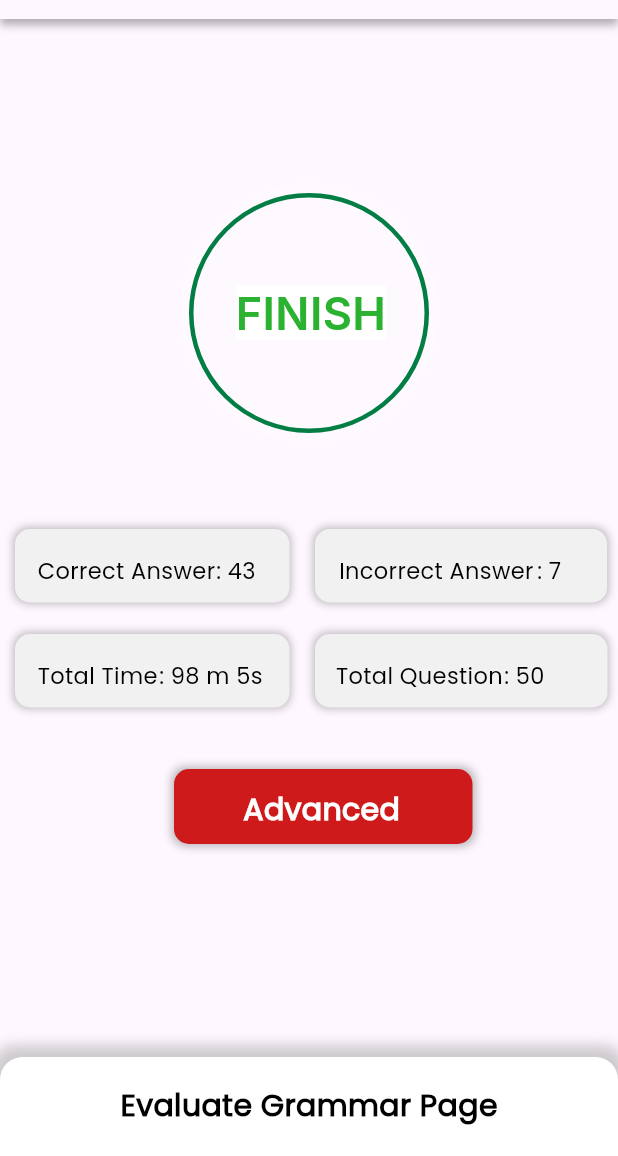
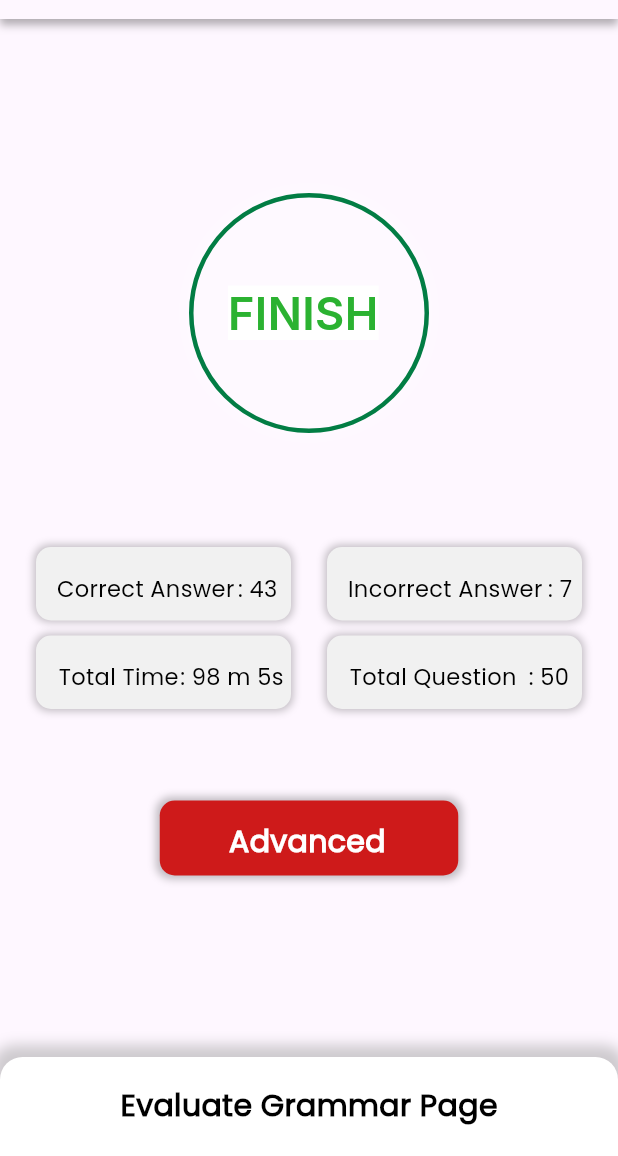
Before and after one commit to Tech-Warriors-of-Sumenep/test-toefl-mobile, a Flutter app: the FinishPage screen opened directly, on a phone screen of 412 x 824 dp, the part 80-1236 px from its top. Run offline on Flutter 3.47's test engine with Material 3 defaults, Android fonts, the phone set to English and light mode, and no system bars; our stand-ins replace audioplayers, hexcolor; Roboto replaces fonts that are missing (Inter).

Commit message:
update 06/05/2024

```diff
--- a/lib/pages/test_grammar/finish.dart
+++ b/lib/pages/test_grammar/finish.dart
@@ -51,11 +51,16 @@ class _FinishPageState extends State<FinishPage> {
       body: Stack(
         children: [
           // Konten halaman
-          Positioned(
-            left: 210,
-            top: 410,
-            child: Container(
-              width: 195,
+         Center(
+          child: Row(
+            children: [
+              Spacer(), // Menambahkan ruang kosong di sebelah kiri agar kotak-kotak di sebelah kanan berada lebih dekat dengan tengah
+              Column(
+                mainAxisAlignment: MainAxisAlignment.center,
+                children: [
+                  Container(
+                    margin: EdgeInsets.only(top: 120),
+                    width: 170,
                     height: 49,
                     child: Stack(
                       children: [
@@ -63,7 +68,7 @@ class _FinishPageState extends State<FinishPage> {
                           left: 0,
                           top: 0,
                           child: Container(
-                      width: 195,
+                            width: 170,
                             height: 49,
                             decoration: ShapeDecoration(
                               color: Color(0xFFF1F1F1),
@@ -85,9 +90,9 @@ class _FinishPageState extends State<FinishPage> {
                           left: 126,
                           top: 16,
                           child: SizedBox(
-                      width: 31.97,
+                            width: 35,
                             child: Text(
-                        ': 50',
+                              '  : 43',
                               style: TextStyle(
                                 color: Colors.black,
                                 fontSize: 15,
@@ -102,9 +107,9 @@ class _FinishPageState extends State<FinishPage> {
                           left: 13.85,
                           top: 16,
                           child: SizedBox(
-                      width: 118.28,
+                            width: 120,
                             child: Text(
-                        'Total Question',
+                              'Correct Answer',
                               style: TextStyle(
                                 color: Colors.black,
                                 fontSize: 15,
@@ -118,12 +123,10 @@ class _FinishPageState extends State<FinishPage> {
                       ],
                     ),
                   ),
-          ),
-          Positioned(
-            left: 10,
-            top: 410,
-            child: Container(
-              width: 183,
+
+                  SizedBox(height: 10),
+                  Container(
+                    width: 170,
                     height: 49,
                     child: Stack(
                       children: [
@@ -131,7 +134,7 @@ class _FinishPageState extends State<FinishPage> {
                           left: 0,
                           top: 0,
                           child: Container(
-                      width: 183,
+                            width: 170,
                             height: 49,
                             decoration: ShapeDecoration(
                               color: Color(0xFFF1F1F1),
@@ -186,12 +189,15 @@ class _FinishPageState extends State<FinishPage> {
                       ],
                     ),
                   ),
+                ],
               ),
-          Positioned(
-            left: 10,
-            top: 340,
-            child: Container(
-              width: 190.82,
+              Spacer(), // Menambahkan ruang kosong di sebelah kanan agar kotak-kotak di sebelah kiri berada lebih dekat dengan tengah
+            Column(
+                mainAxisAlignment: MainAxisAlignment.center,
+                children: [
+                  Container(
+                    margin: EdgeInsets.only(top: 120),
+                    width: 170,
                     height: 49,
                     child: Stack(
                       children: [
@@ -199,7 +205,7 @@ class _FinishPageState extends State<FinishPage> {
                           left: 0,
                           top: 0,
                           child: Container(
-                      width: 183,
+                            width: 170,
                             height: 49,
                             decoration: ShapeDecoration(
                               color: Color(0xFFF1F1F1),
@@ -218,12 +224,12 @@ class _FinishPageState extends State<FinishPage> {
                           ),
                         ),
                         Positioned(
-                    left: 134,
+                          left: 126,
                           top: 16,
                           child: SizedBox(
-                      width: 56.82,
+                            width:40,
                             child: Text(
-                        ': 43',
+                              '     : 7',
                               style: TextStyle(
                                 color: Colors.black,
                                 fontSize: 15,
@@ -235,12 +241,12 @@ class _FinishPageState extends State<FinishPage> {
                           ),
                         ),
                         Positioned(
-                    left: 15,
+                          left: 13.85,
                           top: 16,
                           child: SizedBox(
                             width: 130,
                             child: Text(
-                        'Correct Answer',
+                              'Incorrect Answer',
                               style: TextStyle(
                                 color: Colors.black,
                                 fontSize: 15,
@@ -254,12 +260,9 @@ class _FinishPageState extends State<FinishPage> {
                       ],
                     ),
                   ),
-          ),
-          Positioned(
-            left: 210,
-            top: 340,
-            child: Container(
-              width: 195,
+                  SizedBox(height: 10),
+                  Container(
+                    width: 170,
                     height: 49,
                     child: Stack(
                       children: [
@@ -267,7 +270,7 @@ class _FinishPageState extends State<FinishPage> {
                           left: 0,
                           top: 0,
                           child: Container(
-                      width: 194.75,
+                            width: 170,
                             height: 49,
                             decoration: ShapeDecoration(
                               color: Color(0xFFF1F1F1),
@@ -286,12 +289,12 @@ class _FinishPageState extends State<FinishPage> {
                           ),
                         ),
                         Positioned(
-                    left: 148,
+                          left: 96,
                           top: 16,
                           child: SizedBox(
-                      width: 47,
+                            width: 70,
                             child: Text(
-                        ': 7',
+                              '         : 50',
                               style: TextStyle(
                                 color: Colors.black,
                                 fontSize: 15,
@@ -303,12 +306,12 @@ class _FinishPageState extends State<FinishPage> {
                           ),
                         ),
                         Positioned(
-                    left: 15.96,
+                          left: 15,
                           top: 16,
                           child: SizedBox(
-                      width: 131.96,
+                            width: 120,
                             child: Text(
-                        'Incorrect Answer',
+                              'Total Question',
                               style: TextStyle(
                                 color: Colors.black,
                                 fontSize: 15,
@@ -322,7 +325,16 @@ class _FinishPageState extends State<FinishPage> {
                       ],
                     ),
                   ),
+                ],
               ),
+              Spacer(), // Menambahkan ruang kosong di sebelah kanan dari kotak-kotak di sebelah kanan
+            ],
+          ),
+        ),
+
+
+
+
       Center(
   child: Transform.translate(
     offset: Offset(0, -150), // Sesuaikan dengan nilai yang sesuai untuk posisi vertikal
@@ -354,8 +366,8 @@ class _FinishPageState extends State<FinishPage> {
             ),
           ),
           Positioned(
-            left: 31,
-            top: 62,
+            child: Align(
+              alignment: Alignment.center,
               child: Text(
                 'FINISH ',
                 style: TextStyle(
@@ -368,6 +380,7 @@ class _FinishPageState extends State<FinishPage> {
                 ),
               ),
             ),
+          ),
         ],
       ),
     ),
@@ -375,11 +388,9 @@ class _FinishPageState extends State<FinishPage> {
 ),
 
 
-
-          Positioned(
-            left: 116,
-            top: 500,
+         Center(
   child: Container(
+    margin: EdgeInsets.only(top: 400),
     width: 199,
     height: 50,
     child: Stack(
@@ -429,6 +440,8 @@ class _FinishPageState extends State<FinishPage> {
     ),
   ),
 ),
+
+
         ],
       ),
       bottomNavigationBar: Container(
```
Also changed, not shown: lib/main.dart (+10 -2 lines), lib/pages/test_grammar/soal1.dart (+42 -30 lines). Lines whose indentation alone changed are shown as unchanged.
